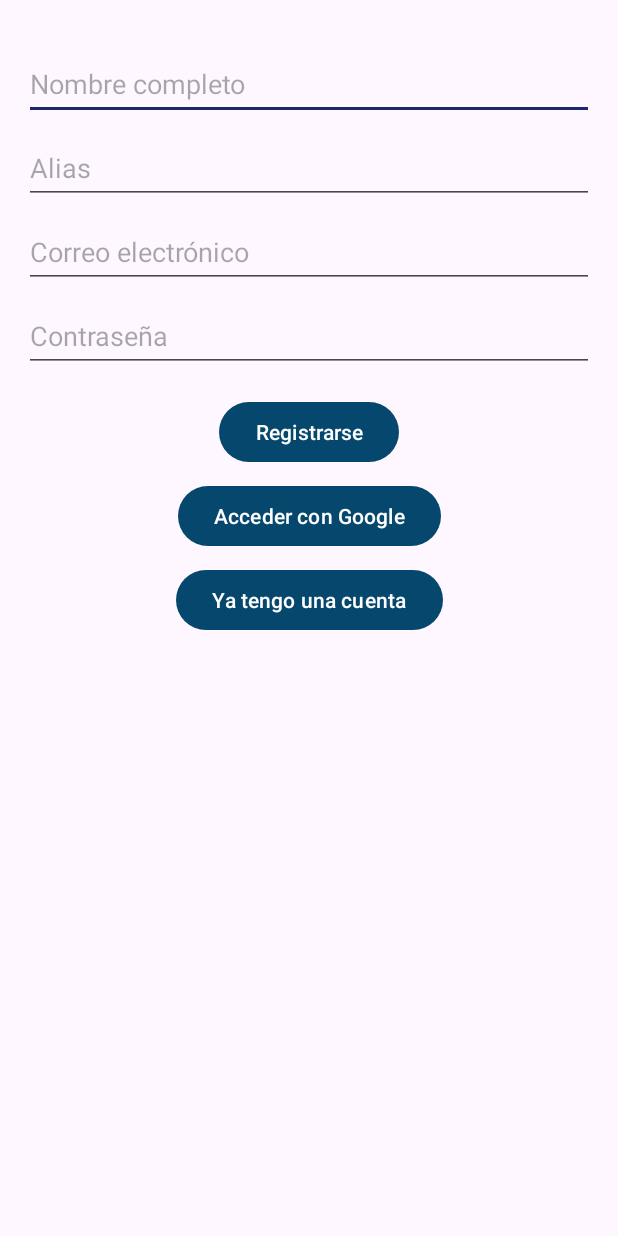
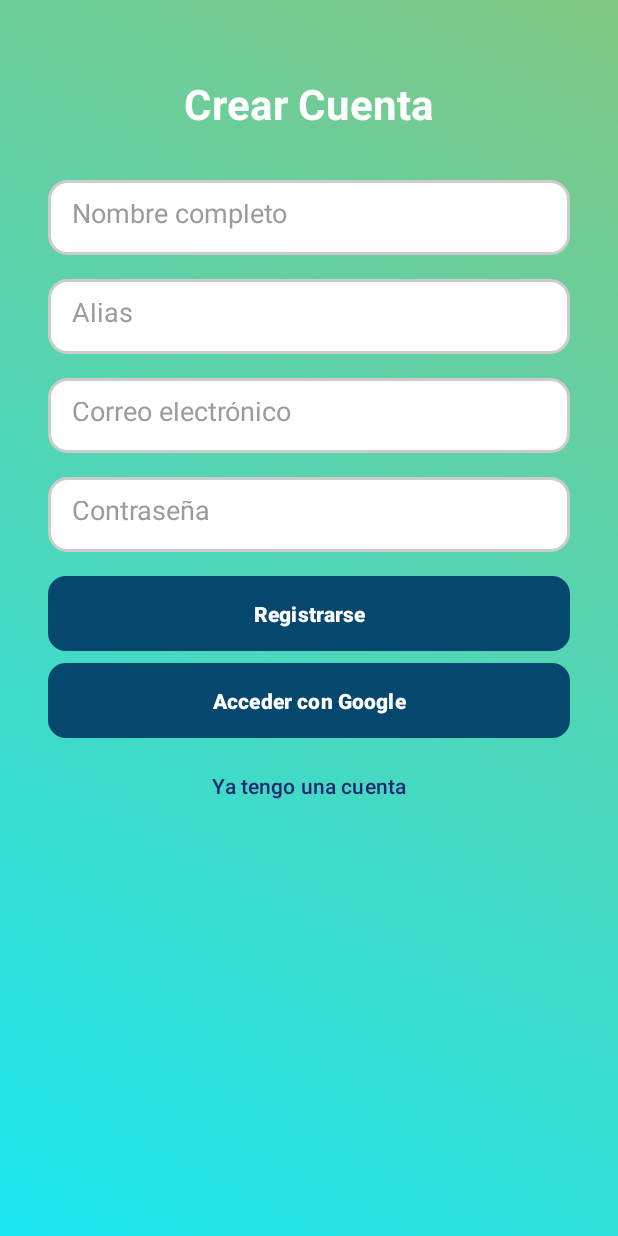
Before and after one commit to AlejandroRiba/AppIntercambiosJR, an Android app: the RegisterActivity screen opened directly, with no data from a screen before it, on a phone screen of 412 x 824 dp. Run offline under Robolectric (Android 15) with nearby library versions, the phone set to English and light mode, and no system bars; our stand-ins replace Firebase (no records; nobody signed in at launch, a user with empty details on screens opened directly).

Commit message:
Register new interface
the new register interface

```diff
--- a/app/src/main/java/com/example/intercambios/ui/perfil/SettingFragment.kt
+++ b/app/src/main/java/com/example/intercambios/ui/perfil/SettingFragment.kt
@@ -1,8 +1,52 @@
 package com.example.intercambios.ui.perfil
 
+import android.annotation.SuppressLint
+import android.content.res.Configuration
+import android.os.Bundle
+import android.view.View
+import android.widget.Toast
 import androidx.fragment.app.Fragment
 import com.example.intercambios.R
+import com.example.intercambios.R.*
+import com.google.android.material.materialswitch.MaterialSwitch
+import java.util.*
 
-class SettingFragment : Fragment(R.layout.fragment_settings) {
+class SettingFragment : Fragment(layout.fragment_settings) {
 
+    @SuppressLint("ResourceType")
+    override fun onViewCreated(view: View, savedInstanceState: Bundle?) {
+        super.onViewCreated(view, savedInstanceState)
+
+        val languageSwitch = view.findViewById<MaterialSwitch>(R.id.language_switch)
+
+        // Configura el comportamiento del interruptor de idioma
+        languageSwitch.setOnCheckedChangeListener { _, isChecked ->
+            if (isChecked) {
+                // Cambiar a inglés
+                setLocale("en")
+                languageSwitch.text = getString(R.id.language_switch) // Actualizar el texto dinámicamente
+                Toast.makeText(requireContext(), "Language changed to English", Toast.LENGTH_SHORT).show()
+            } else {
+                // Cambiar a español
+                setLocale("es")
+                languageSwitch.text = getString(R.id.language_switch) // Actualizar el texto dinámicamente
+                Toast.makeText(requireContext(), "Idioma cambiado a Español", Toast.LENGTH_SHORT).show()
+            }
+        }
+    }
+
+    private fun setLocale(languageCode: String) {
+        val locale = Locale(languageCode)
+        Locale.setDefault(locale)
+        val config = Configuration()
+        config.locale = locale
+        requireActivity().resources.updateConfiguration(config, requireActivity().resources.displayMetrics)
+
+        // Reinicia el fragmento para que las cadenas cambien dinámicamente
+        requireActivity().supportFragmentManager
+            .beginTransaction()
+            .detach(this)
+            .attach(this)
+            .commit()
+    }
 }
--- a/app/src/main/res/drawable/bg_gradient.xml
+++ b/app/src/main/res/drawable/bg_gradient.xml
@@ -3,7 +3,7 @@
     <item>
         <shape>
             <gradient
-                android:startColor="#4CAF50"
+                android:startColor="#1ae6ef"
                 android:endColor="#81C784"
                 android:angle="45"/>
         </shape>
--- a/app/src/main/res/layout/app_bar_home.xml
+++ b/app/src/main/res/layout/app_bar_home.xml
@@ -15,7 +15,7 @@
             android:id="@+id/toolbar"
             android:layout_width="match_parent"
             android:layout_height="match_parent"
-            android:background="?attr/colorPrimary"
+            android:background="@drawable/bg_gradient"
             app:popupTheme="@style/Theme.Intercambios.PopupOverlay" />
 
     </com.google.android.material.appbar.AppBarLayout>
--- a/app/src/main/res/layout/login_layout.xml
+++ b/app/src/main/res/layout/login_layout.xml
@@ -12,7 +12,7 @@
         android:id="@+id/tvLoginTitle"
         android:layout_width="wrap_content"
         android:layout_height="wrap_content"
-        android:text="Inicia Sesión"
+        android:text="Iniciar Sesión"
         android:textSize="28sp"
         android:textStyle="bold"
         android:textColor="@color/white"
@@ -95,7 +95,7 @@
         android:layout_width="wrap_content"
         android:layout_height="wrap_content"
         android:text="Crear una cuenta"
-        android:textColor="@color/white"
+        android:textColor="@color/dialog"
         android:background="@android:color/transparent"
         app:layout_constraintStart_toStartOf="parent"
         app:layout_constraintEnd_toEndOf="parent"
@@ -108,7 +108,7 @@
         android:layout_width="wrap_content"
         android:layout_height="wrap_content"
         android:text="¿Olvidaste tu contraseña?"
-        android:textColor="@color/white"
+        android:textColor="@color/dialog"
         android:background="@android:color/transparent"
         app:layout_constraintStart_toStartOf="parent"
         app:layout_constraintEnd_toEndOf="parent"
--- a/app/src/main/res/layout/nav_header_home.xml
+++ b/app/src/main/res/layout/nav_header_home.xml
@@ -3,7 +3,7 @@
     xmlns:app="http://schemas.android.com/apk/res-auto"
     android:layout_width="match_parent"
     android:layout_height="@dimen/nav_header_height"
-    android:background="@drawable/side_nav_bar"
+    android:background="@drawable/bg_gradient"
     android:gravity="bottom"
     android:orientation="vertical"
     android:paddingLeft="@dimen/activity_horizontal_margin"
--- a/app/src/main/res/layout/register_layout.xml
+++ b/app/src/main/res/layout/register_layout.xml
@@ -1,91 +1,141 @@
 <?xml version="1.0" encoding="utf-8"?>
-<androidx.constraintlayout.widget.ConstraintLayout xmlns:android="http://schemas.android.com/apk/res/android"
+<androidx.constraintlayout.widget.ConstraintLayout
+    xmlns:android="http://schemas.android.com/apk/res/android"
+    xmlns:app="http://schemas.android.com/apk/res-auto"
     android:layout_width="match_parent"
     android:layout_height="match_parent"
     android:id="@+id/main"
-    xmlns:app="http://schemas.android.com/apk/res-auto">
+    android:background="@drawable/bg_gradient">
 
+    <!-- Título de la pantalla -->
+    <TextView
+        android:id="@+id/tvRegisterTitle"
+        android:layout_width="wrap_content"
+        android:layout_height="wrap_content"
+        android:text="Crear Cuenta"
+        android:textSize="28sp"
+        android:textStyle="bold"
+        android:textColor="@color/white"
+        app:layout_constraintTop_toTopOf="parent"
+        app:layout_constraintStart_toStartOf="parent"
+        app:layout_constraintEnd_toEndOf="parent"
+        android:layout_marginTop="50dp" />
+
+    <!-- Campo de nombre completo -->
     <EditText
         android:id="@+id/etNombre"
-        android:layout_width="match_parent"
-        android:layout_height="48dp"
+        android:layout_width="0dp"
+        android:layout_height="50dp"
         android:hint="Nombre completo"
         android:inputType="text"
+        android:background="@drawable/bg_edittext"
+        android:padding="16dp"
+        android:textColor="@color/black"
+        android:textColorHint="@color/gray"
         app:layout_constraintStart_toStartOf="parent"
         app:layout_constraintEnd_toEndOf="parent"
-        app:layout_constraintTop_toTopOf="parent"
-        android:layout_marginStart="16dp"
-        android:layout_marginEnd="16dp"
-        android:layout_marginTop="32dp" />
+        app:layout_constraintTop_toBottomOf="@+id/tvRegisterTitle"
+        android:layout_marginTop="32dp"
+        android:layout_marginStart="32dp"
+        android:layout_marginEnd="32dp" />
 
+    <!-- Campo de alias -->
     <EditText
         android:id="@+id/etAlias"
-        android:layout_width="match_parent"
-        android:layout_height="48dp"
+        android:layout_width="0dp"
+        android:layout_height="50dp"
         android:hint="Alias"
         android:inputType="text"
+        android:background="@drawable/bg_edittext"
+        android:padding="16dp"
+        android:textColor="@color/black"
+        android:textColorHint="@color/gray"
         app:layout_constraintStart_toStartOf="parent"
         app:layout_constraintEnd_toEndOf="parent"
         app:layout_constraintTop_toBottomOf="@+id/etNombre"
-        android:layout_marginStart="16dp"
-        android:layout_marginEnd="16dp"
-        android:layout_marginTop="8dp" />
+        android:layout_marginTop="16dp"
+        android:layout_marginStart="32dp"
+        android:layout_marginEnd="32dp" />
 
+    <!-- Campo de correo electrónico -->
     <EditText
         android:id="@+id/etEmail"
-        android:layout_width="match_parent"
-        android:layout_height="48dp"
+        android:layout_width="0dp"
+        android:layout_height="50dp"
         android:hint="Correo electrónico"
         android:inputType="textEmailAddress"
+        android:background="@drawable/bg_edittext"
+        android:padding="16dp"
+        android:textColor="@color/black"
+        android:textColorHint="@color/gray"
         app:layout_constraintStart_toStartOf="parent"
         app:layout_constraintEnd_toEndOf="parent"
         app:layout_constraintTop_toBottomOf="@+id/etAlias"
-        android:layout_marginStart="16dp"
-        android:layout_marginEnd="16dp"
-        android:layout_marginTop="8dp" />
+        android:layout_marginTop="16dp"
+        android:layout_marginStart="32dp"
+        android:layout_marginEnd="32dp" />
 
+    <!-- Campo de contraseña -->
     <EditText
         android:id="@+id/etPassword"
-        android:layout_width="match_parent"
-        android:layout_height="48dp"
+        android:layout_width="0dp"
+        android:layout_height="50dp"
         android:hint="Contraseña"
         android:inputType="textPassword"
+        android:background="@drawable/bg_edittext"
+        android:padding="16dp"
+        android:textColor="@color/black"
+        android:textColorHint="@color/gray"
         app:layout_constraintStart_toStartOf="parent"
         app:layout_constraintEnd_toEndOf="parent"
         app:layout_constraintTop_toBottomOf="@+id/etEmail"
-        android:layout_marginStart="16dp"
-        android:layout_marginEnd="16dp"
-        android:layout_marginTop="8dp" />
+        android:layout_marginTop="16dp"
+        android:layout_marginStart="32dp"
+        android:layout_marginEnd="32dp" />
 
+    <!-- Botón de registro -->
     <Button
         android:id="@+id/btnRegistrarse"
-        android:layout_width="wrap_content"
-        android:layout_height="wrap_content"
+        android:layout_width="0dp"
+        android:layout_height="50dp"
         android:text="Registrarse"
+        android:background="@drawable/bg_button"
+        android:textColor="@color/white"
+        android:textStyle="bold"
         app:layout_constraintStart_toStartOf="parent"
         app:layout_constraintEnd_toEndOf="parent"
         app:layout_constraintTop_toBottomOf="@+id/etPassword"
-        android:layout_marginTop="16dp" />
+        android:layout_marginTop="16dp"
+        android:layout_marginStart="32dp"
+        android:layout_marginEnd="32dp" />
 
+    <!-- Botón de Google -->
     <Button
         android:id="@+id/btnGoogle"
-        android:layout_width="wrap_content"
-        android:layout_height="wrap_content"
+        android:layout_width="0dp"
+        android:layout_height="50dp"
         android:text="Acceder con Google"
+        android:background="@drawable/bg_button_secondary"
+        android:textColor="@color/white"
+        android:textStyle="bold"
         app:layout_constraintStart_toStartOf="parent"
         app:layout_constraintEnd_toEndOf="parent"
         app:layout_constraintTop_toBottomOf="@+id/btnRegistrarse"
-        android:layout_marginTop="8dp" />
+        android:layout_marginTop="8dp"
+        android:layout_marginStart="32dp"
+        android:layout_marginEnd="32dp" />
 
+    <!-- Botón para regresar al login -->
     <Button
         android:id="@+id/btnLogin"
         android:layout_width="wrap_content"
         android:layout_height="wrap_content"
         android:text="Ya tengo una cuenta"
+        android:textColor="@color/dialog"
+        android:background="@android:color/transparent"
         app:layout_constraintStart_toStartOf="parent"
         app:layout_constraintEnd_toEndOf="parent"
         app:layout_constraintTop_toBottomOf="@+id/btnGoogle"
         android:layout_marginTop="8dp" />
 
-
 </androidx.constraintlayout.widget.ConstraintLayout>
```
Also changed, not shown: 1 other file.
